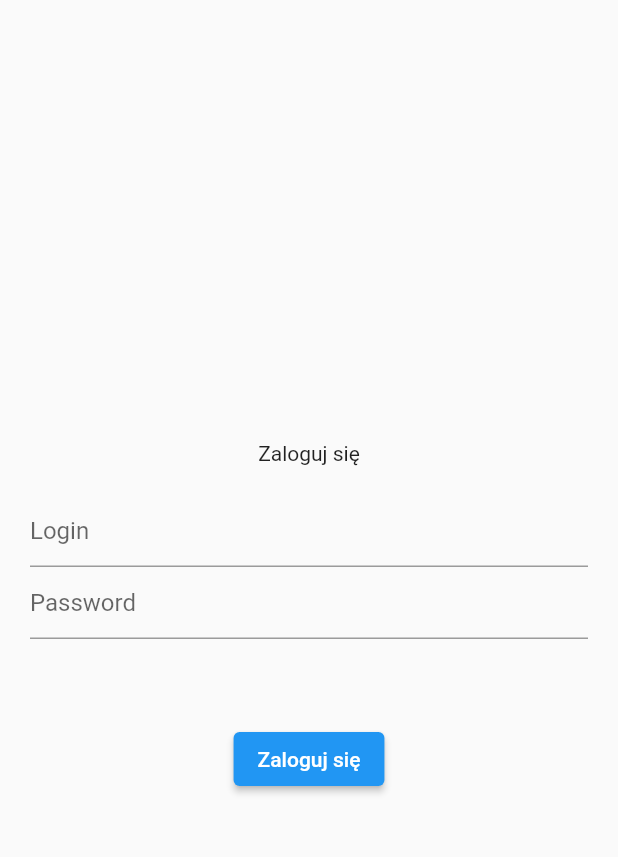
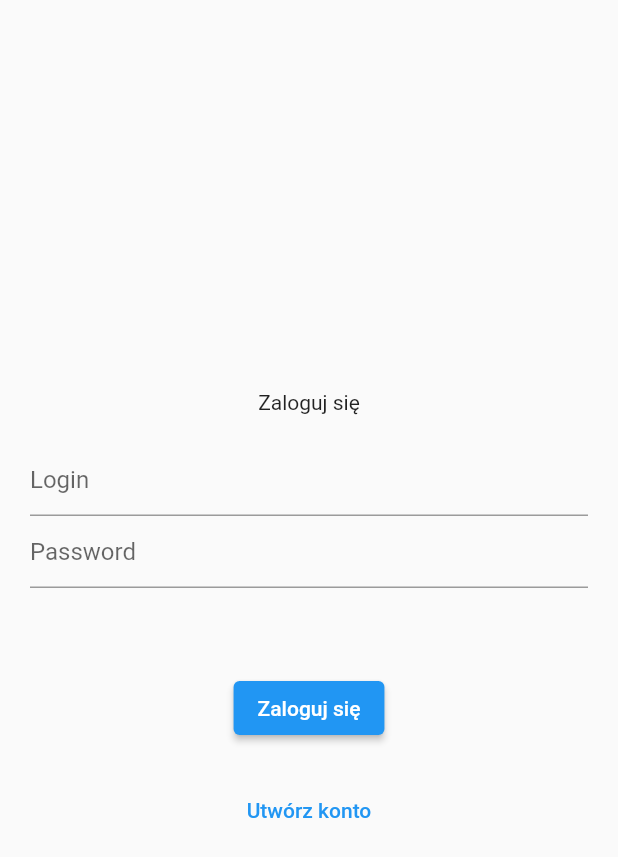
Before and after one commit to pruch10/pizzaolkusz, a Flutter app: the screen it shows after launch, on a phone screen of 412 x 824 dp. Shown: the top 857 px of the screen. Run offline on Flutter 3.47's test engine with Material 2 defaults, Android fonts, the phone set to English and light mode, and no system bars; our stand-ins replace firebase_auth, firebase_core; accounts and stored records are empty.

Commit message:
Add registration

```diff
--- a/lib/app/home/home_page.dart
+++ b/lib/app/home/home_page.dart
@@ -13,7 +13,7 @@
   Widget build(BuildContext context) {
     return Scaffold(
       body: Center(
-        child: Text('Jesteś zalogowany jako${user.email}'),
+        child: Text('Jesteś zalogowany jako ${user.email}'),
       ),
     );
   }
--- a/lib/app/login/login_page.dart
+++ b/lib/app/login/login_page.dart
@@ -14,6 +14,7 @@
 }
 
 var errorMessage = '';
+var isCreatingAccount = false;
 
 class _LoginPageState extends State<LoginPage> {
   @override
@@ -25,7 +26,9 @@
           child: Column(
             mainAxisAlignment: MainAxisAlignment.center,
             children: [
-              const Text('Zaloguj się'),
+              Text(isCreatingAccount == true
+                  ? 'Zarejestruj sie'
+                  : 'Zaloguj się'),
               const SizedBox(height: 20),
               TextField(
                 controller: widget.emailController,
@@ -40,7 +43,21 @@
               Text(errorMessage),
               const SizedBox(height: 20),
               ElevatedButton(
-                  onPressed: () async {
+                onPressed: () async {
+                  if (isCreatingAccount == true) {
+                    try {
+                      await FirebaseAuth.instance
+                          .createUserWithEmailAndPassword(
+                              email: widget.emailController.text,
+                              password: widget.passwordController.text);
+                    } catch (error) {
+                      setState(() {
+                        errorMessage = error.toString();
+                      });
+                      print(error);
+                    }
+                  } else {
+                    //logowanie
                     try {
                       await FirebaseAuth.instance.signInWithEmailAndPassword(
                           email: widget.emailController.text,
@@ -51,8 +68,33 @@
                       });
                       print(error);
                     }
+                  }
+                },
+                child: Text(isCreatingAccount == true
+                    ? 'Zarejestruj się'
+                    : 'Zaloguj się'),
+              ),
+              const SizedBox(height: 20),
+              if (isCreatingAccount == false) ...[
+                TextButton(
+                  onPressed: () {
+                    setState(() {
+                      isCreatingAccount = true;
+                    });
                   },
-                  child: const Text('Zaloguj się'))
+                  child: Text('Utwórz konto'),
+                )
+              ],
+              if (isCreatingAccount == true) ...[
+                TextButton(
+                  onPressed: () {
+                    setState(() {
+                      isCreatingAccount = false;
+                    });
+                  },
+                  child: Text('Masz już konto?'),
+                ),
+              ]
             ],
           ),
         ),
```
